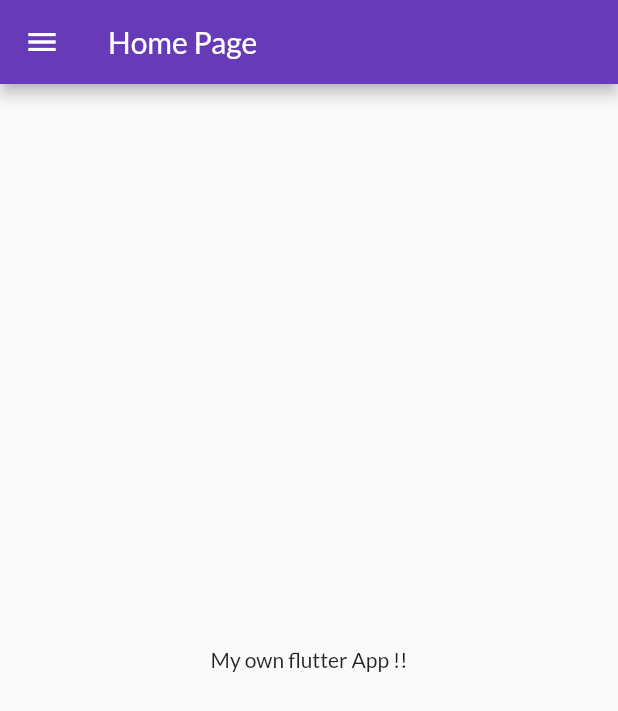
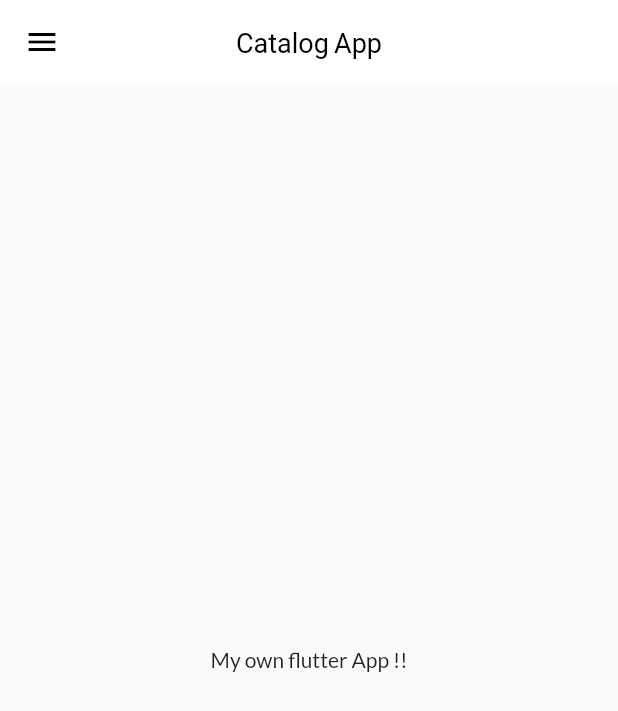
Before and after one commit to deepengajjar/flutter_eshop, a Flutter app: the screen it shows after launch, on a phone screen of 412 x 824 dp. Shown: the top 711 px of the screen. Run offline on Flutter 3.47's test engine with Material 2 defaults, Android fonts, the phone set to English and light mode, and no system bars; our stand-ins replace google_fonts.

Commit message:
Day9: Themes extracted

```diff
--- a/lib/main.dart
+++ b/lib/main.dart
@@ -1,6 +1,7 @@
 import 'package:e_shop/pages/home_page.dart';
 import 'package:e_shop/pages/login_page.dart';
 import 'package:e_shop/utils/routes.dart';
+import 'package:e_shop/widgets/theme.dart';
 import 'package:flutter/material.dart';
 import 'package:google_fonts/google_fonts.dart';
 
@@ -14,13 +15,8 @@ class MyApp extends StatelessWidget {
     return MaterialApp(
       // home: HomePage(),
       themeMode: ThemeMode.light,
-      theme: ThemeData(
-        primarySwatch: Colors.deepPurple,
-        fontFamily: GoogleFonts.lato().fontFamily,
-      ),
-      darkTheme: ThemeData(
-        brightness: Brightness.dark,
-      ),
+      theme: MyTheme.lightTheme(context),
+      darkTheme: MyTheme.darkTheme(context),
       routes: {
         '/': (context) => LoginPage(),
         MyRoutes.homeRoute: (context) => HomePage(),
--- a/lib/pages/home_page.dart
+++ b/lib/pages/home_page.dart
@@ -6,7 +6,9 @@ class HomePage extends StatelessWidget {
   Widget build(BuildContext context) {
     return Scaffold(
       appBar: AppBar(
-        title: Text('Home Page'),
+        title: Text(
+          'Catalog App',
+        ),
       ),
       body: Center(
         child: Container(
--- /dev/null
+++ b/lib/widgets/theme.dart
@@ -0,0 +1,25 @@
+import 'package:flutter/material.dart';
+import 'package:google_fonts/google_fonts.dart';
+
+class MyTheme {
+  static ThemeData lightTheme(BuildContext context) => ThemeData(
+        primarySwatch: Colors.deepPurple,
+        fontFamily: GoogleFonts.lato().fontFamily,
+        appBarTheme: AppBarTheme(
+          color: Colors.white,
+          elevation: 0,
+          iconTheme: IconThemeData(
+            color: Colors.black,
+          ),
+          centerTitle: true,
+          titleTextStyle: TextStyle(
+            color: Colors.black,
+            fontSize: 18,
+          ),
+        ),
+      );
+
+  static ThemeData darkTheme(BuildContext context) => ThemeData(
+        brightness: Brightness.dark,
+      );
+}
```
